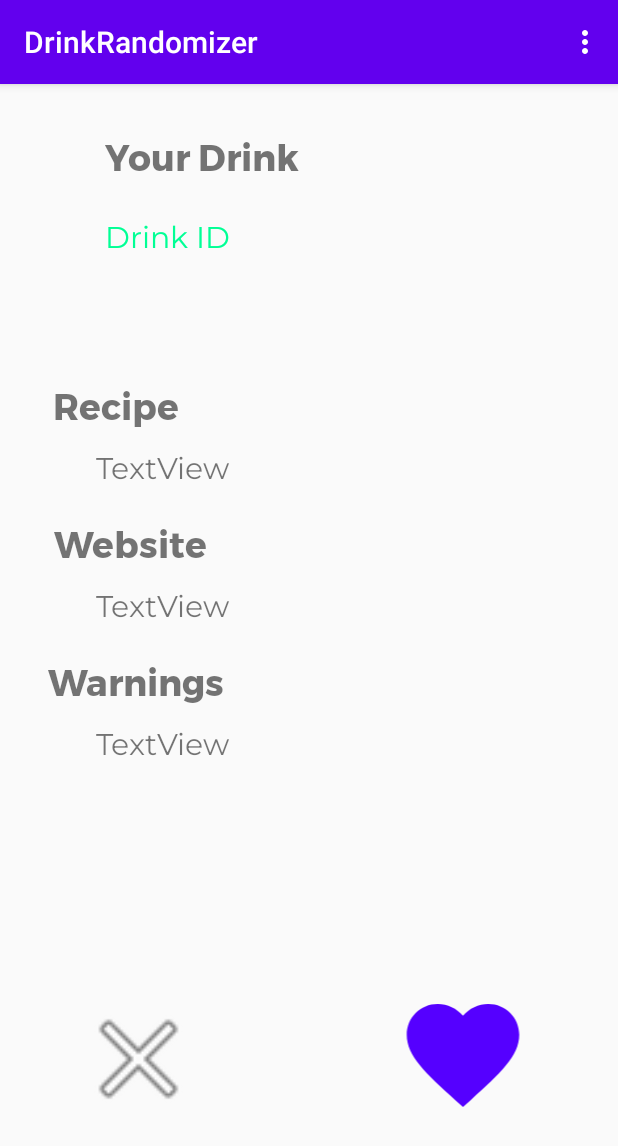
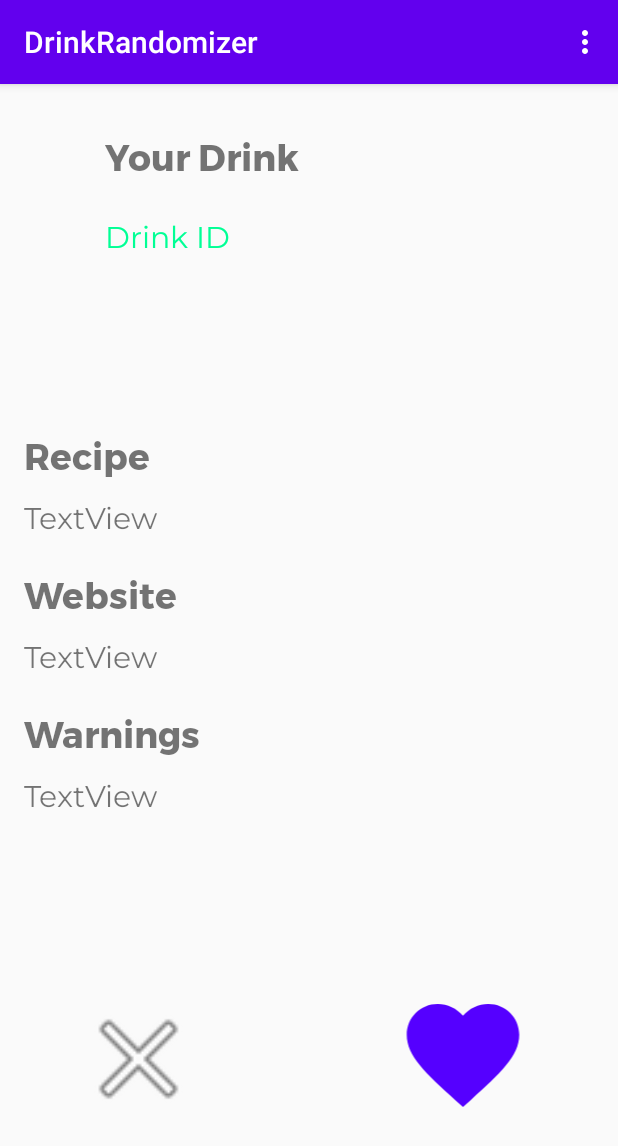
Before and after one commit to Halwahadi/RefreshX, an Android app: the DrinkInfo screen opened through its navigation route, on a phone screen of 412 x 824 dp. Shown: the top 1146 px of the screen. Run offline under Robolectric (Android 15) with nearby library versions, the phone set to English and light mode, and no system bars; 2 statements that could not run were skipped.

Commit message:
Fixed Text on DrinkInfo Fragment

```diff
--- a/app/src/main/res/layout/fragment_drink_info.xml
+++ b/app/src/main/res/layout/fragment_drink_info.xml
@@ -5,18 +5,6 @@
     android:layout_width="match_parent"
     android:layout_height="match_parent"
     tools:context=".DrinkInfo">
-
-    <TextView
-        android:id="@+id/website"
-        android:layout_width="wrap_content"
-        android:layout_height="wrap_content"
-        android:layout_marginStart="28dp"
-        android:layout_marginTop="8dp"
-        android:fontFamily="@font/montserrat"
-        android:text="TextView"
-        android:textSize="20sp"
-        app:layout_constraintStart_toStartOf="@+id/websiteTitle"
-        app:layout_constraintTop_toBottomOf="@+id/websiteTitle" />
 
     <TextView
         android:id="@+id/drink_name"
@@ -41,18 +29,6 @@
         app:layout_constraintStart_toStartOf="@+id/drink_name"
         app:layout_constraintTop_toBottomOf="@+id/drink_name" />
 
-    <TextView
-        android:id="@+id/recipe"
-        android:layout_width="wrap_content"
-        android:layout_height="wrap_content"
-        android:layout_marginStart="64dp"
-        android:layout_marginTop="8dp"
-        android:fontFamily="@font/montserrat"
-        android:text="TextView"
-        android:textSize="20sp"
-        app:layout_constraintStart_toStartOf="parent"
-        app:layout_constraintTop_toBottomOf="@+id/recipeTtile" />
-
     <ImageView
         android:id="@+id/imageView"
         android:layout_width="wrap_content"
@@ -62,18 +38,6 @@
         app:layout_constraintStart_toStartOf="parent"
         app:layout_constraintTop_toTopOf="parent"
         tools:src="@tools:sample/avatars" />
-
-    <TextView
-        android:id="@+id/warning"
-        android:layout_width="wrap_content"
-        android:layout_height="wrap_content"
-        android:layout_marginStart="32dp"
-        android:layout_marginTop="8dp"
-        android:fontFamily="@font/montserrat"
-        android:text="TextView"
-        android:textSize="20sp"
-        app:layout_constraintStart_toStartOf="@+id/warningTitle"
-        app:layout_constraintTop_toBottomOf="@+id/warningTitle" />
 
     <ImageButton
         android:id="@+id/buttonFavorite"
@@ -101,24 +65,72 @@
         app:layout_constraintBottom_toBottomOf="parent"
         app:layout_constraintStart_toStartOf="parent" />
 
+    <ScrollView
+        android:id="@+id/scrollView2"
+        android:layout_width="match_parent"
+        android:layout_height="wrap_content"
+        android:layout_marginStart="16dp"
+        android:layout_marginTop="16dp"
+        android:layout_marginEnd="16dp"
+        android:layout_marginBottom="16dp"
+        app:layout_constraintBottom_toTopOf="@+id/buttonFavorite"
+        app:layout_constraintEnd_toEndOf="parent"
+        app:layout_constraintHorizontal_bias="0.0"
+        app:layout_constraintStart_toStartOf="parent"
+        app:layout_constraintTop_toBottomOf="@+id/drink_id">
+
+        <androidx.constraintlayout.widget.ConstraintLayout
+            android:layout_width="match_parent"
+            android:layout_height="wrap_content">
+
+            <TextView
+                android:id="@+id/warning"
+                android:layout_width="wrap_content"
+                android:layout_height="wrap_content"
+                android:layout_marginTop="8dp"
+                android:fontFamily="@font/montserrat"
+                android:text="TextView"
+                android:textSize="20sp"
+                app:layout_constraintStart_toStartOf="@+id/warningTitle"
+                app:layout_constraintTop_toBottomOf="@+id/warningTitle" />
+
+            <TextView
+                android:id="@+id/recipe"
+                android:layout_width="wrap_content"
+                android:layout_height="wrap_content"
+                android:layout_marginTop="8dp"
+                android:fontFamily="@font/montserrat"
+                android:text="TextView"
+                android:textSize="20sp"
+                app:layout_constraintStart_toStartOf="@+id/recipeTtile"
+                app:layout_constraintTop_toBottomOf="@+id/recipeTtile" />
+
+            <TextView
+                android:id="@+id/website"
+                android:layout_width="wrap_content"
+                android:layout_height="wrap_content"
+                android:layout_marginTop="8dp"
+                android:fontFamily="@font/montserrat"
+                android:text="TextView"
+                android:textSize="20sp"
+                app:layout_constraintStart_toStartOf="@+id/websiteTitle"
+                app:layout_constraintTop_toBottomOf="@+id/websiteTitle" />
+
             <TextView
                 android:id="@+id/recipeTtile"
                 android:layout_width="wrap_content"
                 android:layout_height="wrap_content"
-        android:layout_marginStart="35dp"
-        android:layout_marginTop="77dp"
                 android:fontFamily="@font/montserrat_bold"
                 android:text="Recipe"
                 android:textSize="24sp"
                 app:layout_constraintStart_toStartOf="parent"
-        app:layout_constraintTop_toBottomOf="@+id/drink_id" />
+                app:layout_constraintTop_toTopOf="parent" />
 
             <TextView
                 android:id="@+id/websiteTitle"
                 android:layout_width="wrap_content"
                 android:layout_height="wrap_content"
-        android:layout_marginStart="36dp"
-        android:layout_marginTop="15dp"
+                android:layout_marginTop="16dp"
                 android:fontFamily="@font/montserrat_bold"
                 android:text="Website"
                 android:textSize="24sp"
@@ -129,12 +141,13 @@
                 android:id="@+id/warningTitle"
                 android:layout_width="wrap_content"
                 android:layout_height="wrap_content"
-        android:layout_marginStart="32dp"
-        android:layout_marginTop="15dp"
+                android:layout_marginTop="16dp"
                 android:fontFamily="@font/montserrat_bold"
                 android:text="Warnings"
                 android:textSize="24sp"
                 app:layout_constraintStart_toStartOf="parent"
                 app:layout_constraintTop_toBottomOf="@+id/website" />
+        </androidx.constraintlayout.widget.ConstraintLayout>
+    </ScrollView>
 
 </androidx.constraintlayout.widget.ConstraintLayout>
```
Also changed, not shown: app/src/main/java/edu/gsu/refreshx/DrinkInfo.java (+18 -5 lines), app/src/main/res/layout/activity_login.xml (+6 -4 lines). Lines whose indentation alone changed are shown as unchanged.
